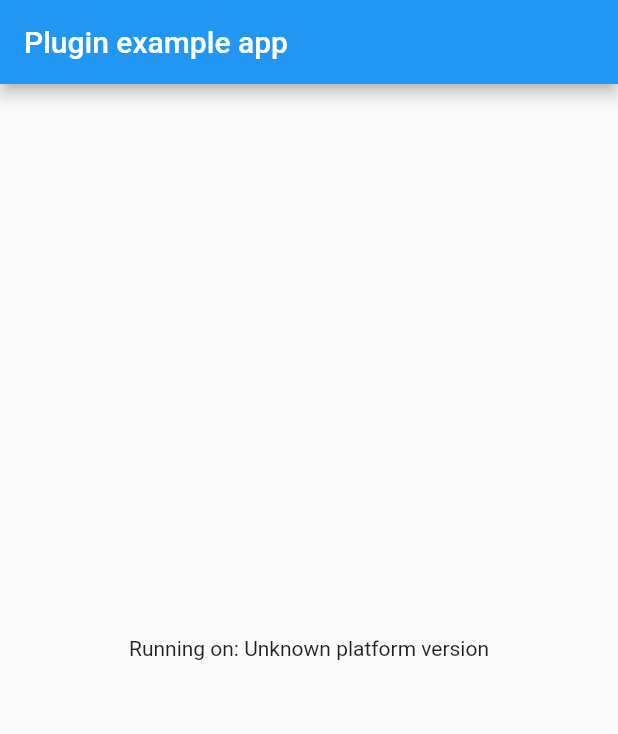
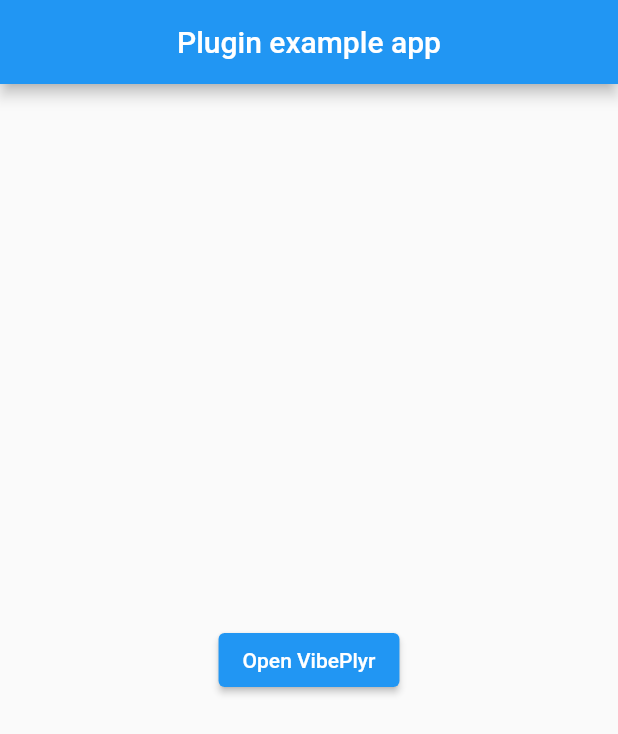
Before and after one commit to HmZyy/app_activity_launcher, a Flutter app: the screen it shows after launch, on a phone screen of 412 x 824 dp. Shown: the top 734 px of the screen. Run offline on Flutter 3.47's test engine with Material 2 defaults, Android fonts, the phone set to English and light mode, and no system bars; our stand-ins replace plugin_platform_interface.

Commit message:
added openApp and openMarket functions

```diff
--- a/example/lib/main.dart
+++ b/example/lib/main.dart
@@ -16,36 +16,7 @@ class MyApp extends StatefulWidget {
 }
 
 class _MyAppState extends State<MyApp> {
-  String _platformVersion = 'Unknown';
-  final _appActivityLauncherPlugin = AppActivityLauncher();
-
-  @override
-  void initState() {
-    super.initState();
-    initPlatformState();
-  }
-
-  // Platform messages are asynchronous, so we initialize in an async method.
-  Future<void> initPlatformState() async {
-    String platformVersion;
-    // Platform messages may fail, so we use a try/catch PlatformException.
-    // We also handle the message potentially returning null.
-    try {
-      platformVersion =
-          await _appActivityLauncherPlugin.getPlatformVersion() ?? 'Unknown platform version';
-    } on PlatformException {
-      platformVersion = 'Failed to get platform version.';
-    }
-
-    // If the widget was removed from the tree while the asynchronous platform
-    // message was in flight, we want to discard the reply rather than calling
-    // setState to update our non-existent appearance.
-    if (!mounted) return;
-
-    setState(() {
-      _platformVersion = platformVersion;
-    });
-  }
+  final _app = AppActivityLauncher();
 
   @override
   Widget build(BuildContext context) {
@@ -53,11 +24,20 @@ class _MyAppState extends State<MyApp> {
       home: Scaffold(
         appBar: AppBar(
           title: const Text('Plugin example app'),
+          centerTitle: true,
         ),
         body: Center(
-          child: Text('Running on: $_platformVersion\n'),
+          child: ElevatedButton(
+            onPressed: _openVibePlyr,
+            child: const Text("Open VibePlyr"),
+          ),
         ),
       ),
     );
   }
+
+  _openVibePlyr() async {
+    var res = await _app.openMarket(appId: "io.mediaon.vibeplyr");
+    print(res);
+  }
 }
```
